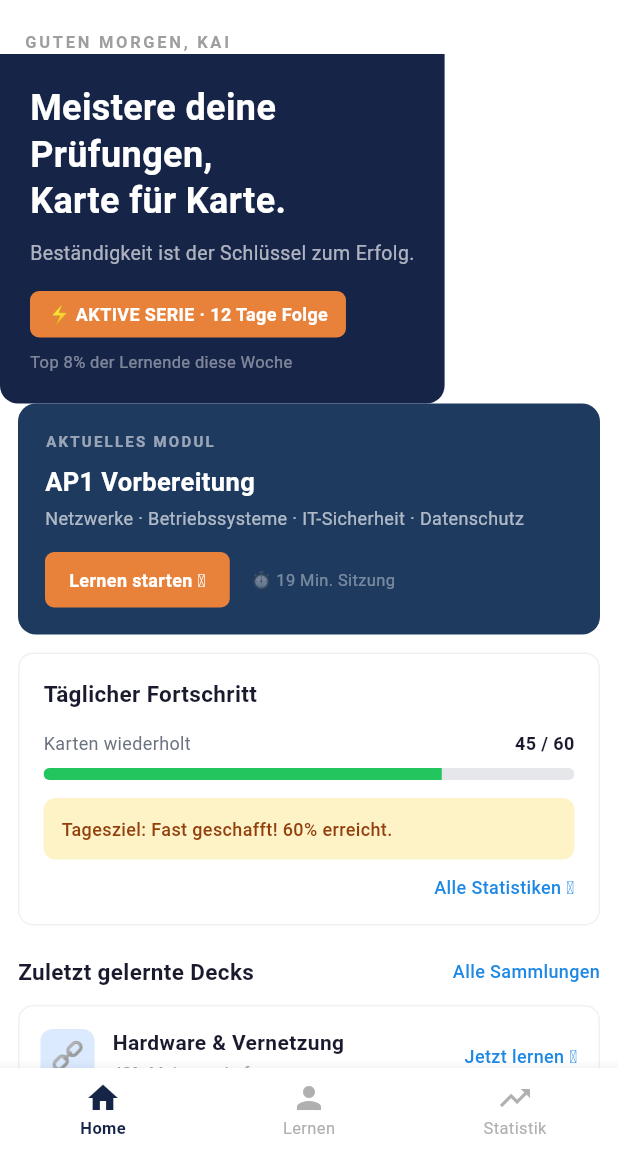
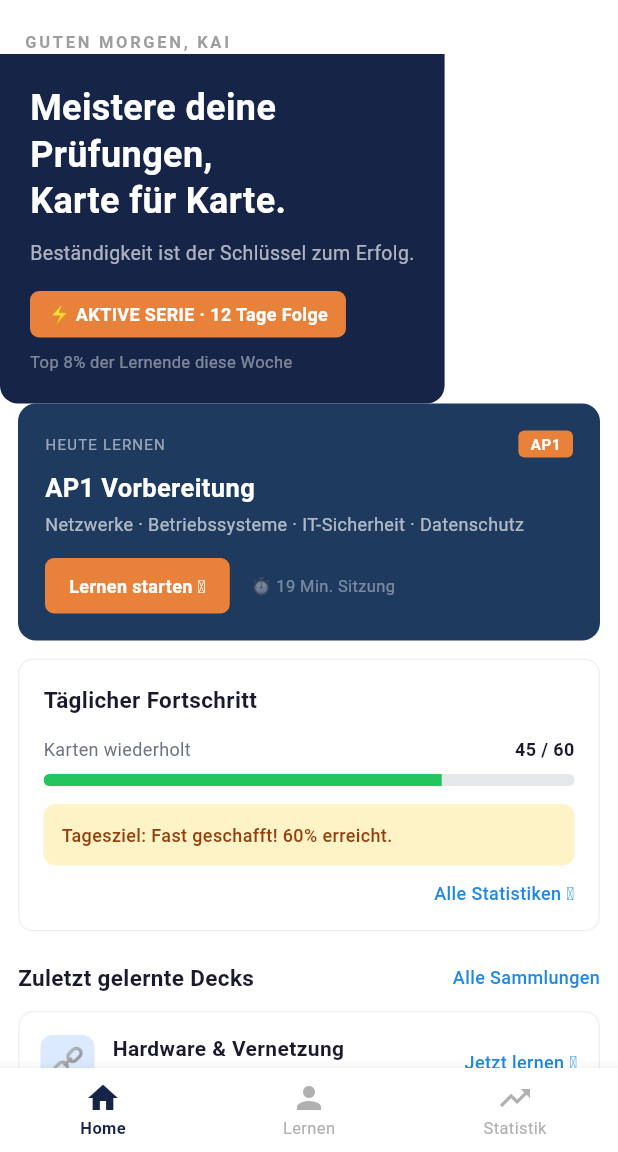
Before and after one commit to anki-project-team/anki-system, a Flutter app: the screen it shows after launch, on a phone screen of 412 x 824 dp, the part 84-1236 px from its top. Run offline on Flutter 3.47's test engine with Material 3 defaults, Android fonts, the phone set to English and light mode, and no system bars; our stand-ins replace cloud_firestore, firebase_core, flutter_local_notifications, timezone; accounts and stored records are empty.

Commit message:
feat: Add AP1 badge to home screen module card
Co-Authored-By: Claude Opus 4.6 (1M context) <noreply@anthropic.com>

```diff
--- a/lib/screens/home_screen.dart
+++ b/lib/screens/home_screen.dart
@@ -169,14 +169,35 @@ class HomeDashboardScreen extends StatelessWidget {
       child: Column(
         crossAxisAlignment: CrossAxisAlignment.start,
         children: [
+          Row(
+            mainAxisAlignment: MainAxisAlignment.spaceBetween,
+            children: [
               Text(
-            'AKTUELLES MODUL',
+                'HEUTE LERNEN',
                 style: TextStyle(
+                  fontSize: 10,
                   color: Colors.white.withValues(alpha: 0.55),
+                  letterSpacing: 0.8,
+                ),
+              ),
+              Container(
+                padding:
+                    const EdgeInsets.symmetric(horizontal: 8, vertical: 2),
+                decoration: BoxDecoration(
+                  color: const Color(0xFFE8813A),
+                  borderRadius: BorderRadius.circular(4),
+                ),
+                child: const Text(
+                  'AP1',
+                  style: TextStyle(
+                    color: Colors.white,
                     fontSize: 10,
                     fontWeight: FontWeight.bold,
-              letterSpacing: 1.5,
+                    letterSpacing: 0.5,
                   ),
+                ),
+              ),
+            ],
           ),
           const SizedBox(height: 8),
           const Text(
```
Lines whose indentation alone changed are shown as unchanged.
